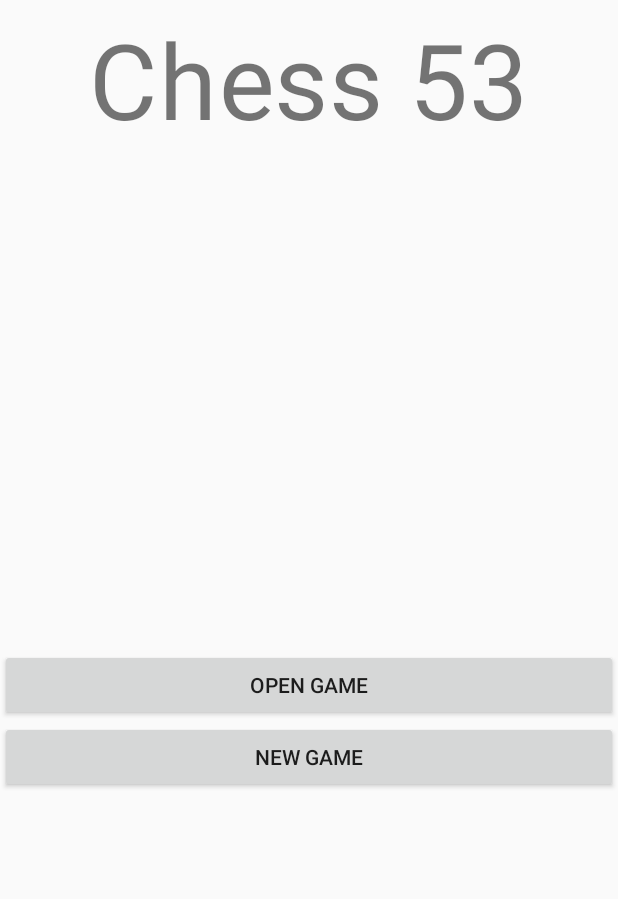
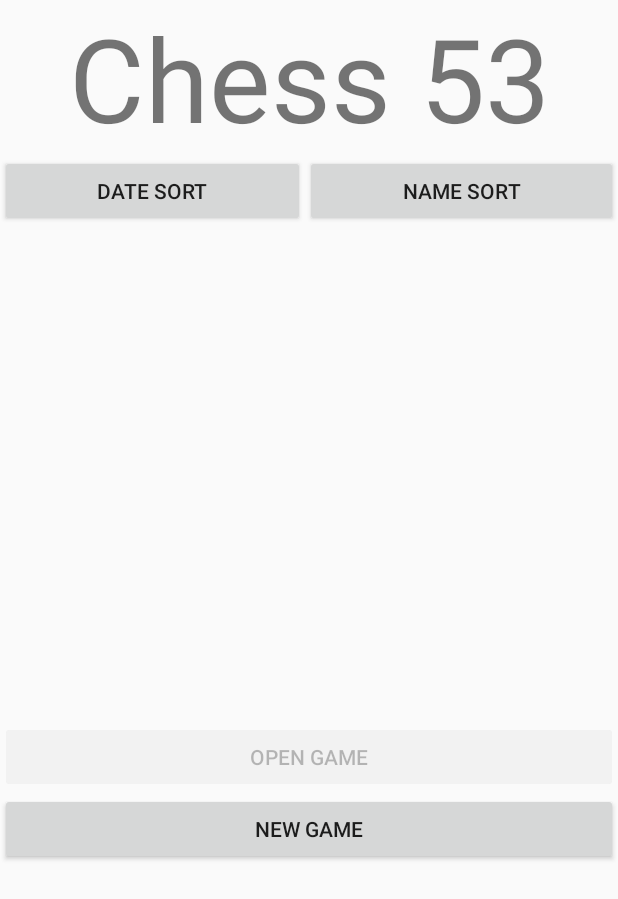
Before and after one commit to rolutowns/ChessAndroid, an Android app: the MainActivity screen opened directly, with no data from a screen before it, on a phone screen of 412 x 824 dp. Shown: the top 899 px of the screen. Run offline under Robolectric (Android 15) with nearby library versions, the phone set to English and light mode, and no system bars.

```diff
--- a/app/src/main/java/chess53/MainActivity.java
+++ b/app/src/main/java/chess53/MainActivity.java
@@ -24,6 +24,7 @@ public class MainActivity extends Activity {
 
     public Game selected;
     public ListView gameListView;
+    public static List<Game> games = new ArrayList<>();
     @Override
     protected void onCreate(Bundle savedInstanceState) {
 
@@ -31,10 +32,21 @@ public class MainActivity extends Activity {
         setContentView(R.layout.home_layout);
         newButton = findViewById(R.id.newGameButton);
         openButton = findViewById(R.id.openGameButton);
+        openButton.setEnabled(false);
+
 
         newButton.setOnClickListener(v -> {
             Intent newGameIntent = new Intent(MainActivity.this, PlayActivity.class);
             startActivity(newGameIntent);
+        });
+
+        openButton.setOnClickListener(new View.OnClickListener() {
+            @Override
+            public void onClick(View v) {
+                ReplayActivity.currReplay=selected;
+                Intent replayIntent = new Intent(MainActivity.this, ReplayActivity.class);
+                startActivity(replayIntent);
+            }
         });
     }
 
@@ -44,8 +56,12 @@ public class MainActivity extends Activity {
 
         gameListView = findViewById(R.id.gameListView);
         gameListView.setChoiceMode(AbsListView.CHOICE_MODE_SINGLE);
-        List<Game> games = new ArrayList<>();
+        List<Game> temp = Game.load(this);
+        if (temp!=null) games = Game.load(this);
         gameListView.setAdapter(new ArrayAdapter<>(this, android.R.layout.simple_list_item_1, games));
-        gameListView.setOnItemClickListener((parent, view, position, id) -> selected = (Game) gameListView.getItemAtPosition(position));
+        gameListView.setOnItemClickListener((parent, view, position, id) -> {
+            openButton.setEnabled(true);
+            selected = (Game) gameListView.getItemAtPosition(position);
+        });
     }
 }
--- a/app/src/main/java/chess53/PlayActivity.java
+++ b/app/src/main/java/chess53/PlayActivity.java
@@ -124,7 +124,10 @@ public class PlayActivity extends Activity {
                 String name = data.getStringExtra("Name");
                 Game newGame = new Game(name, chessBoard.sendGame());
                 boolean worked = newGame.save(this);
-                if (worked) Toast.makeText(this,"Game Saved",Toast.LENGTH_SHORT).show();
+                if (worked) {
+                    Toast.makeText(this, "Game Saved", Toast.LENGTH_SHORT).show();
+                    MainActivity.games.add(newGame);
+                }
                 else Toast.makeText(this,"Could Not Save Game",Toast.LENGTH_SHORT).show();
             }
             else Toast.makeText(this,"Game Not Saved",Toast.LENGTH_SHORT).show();
--- a/app/src/main/res/layout/home_layout.xml
+++ b/app/src/main/res/layout/home_layout.xml
@@ -8,11 +8,30 @@
         android:id="@+id/textView"
         android:layout_width="match_parent"
         android:layout_height="103dp"
+        android:autoSizeTextType="uniform"
         android:clickable="false"
         android:gravity="center"
-        android:scaleX="5"
-        android:scaleY="5"
         android:text="Chess 53" />
+
+    <LinearLayout
+        android:layout_width="match_parent"
+        android:layout_height="wrap_content"
+        android:orientation="horizontal">
+
+        <Button
+            android:id="@+id/sortByDateButton"
+            android:layout_width="wrap_content"
+            android:layout_height="wrap_content"
+            android:layout_weight="1"
+            android:text="Date Sort" />
+
+        <Button
+            android:id="@+id/sortByNameButton"
+            android:layout_width="wrap_content"
+            android:layout_height="wrap_content"
+            android:layout_weight="1"
+            android:text="Name Sort" />
+    </LinearLayout>
 
     <ListView
         android:id="@+id/gameListView"
```
Also changed, not shown: app/src/main/AndroidManifest.xml (+8 -0 lines), app/src/main/java/chess53/Game.java (+74 -11 lines), app/src/main/java/chess53/ReplayActivity.java (added, +53 -0 lines), app/src/main/res/layout/replay_layout.xml (+9 -4 lines).
